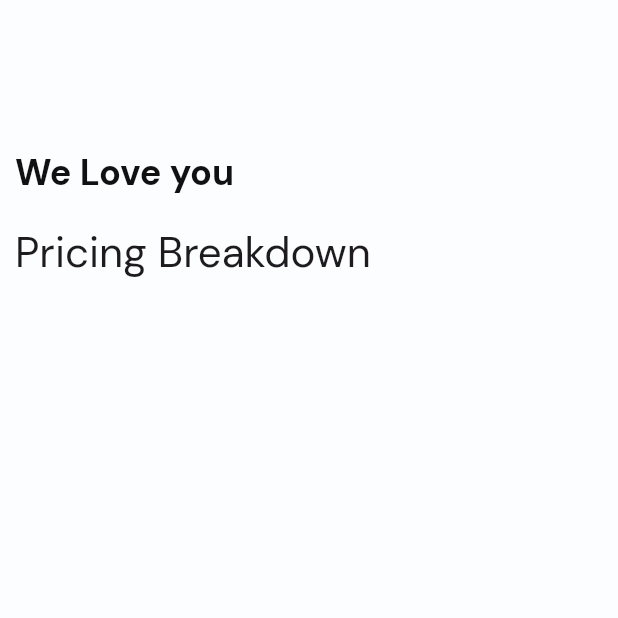
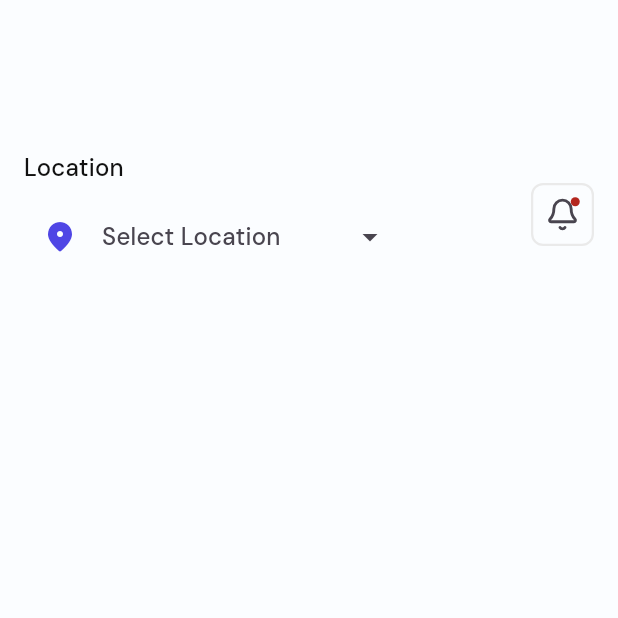
Before and after one commit to Bewizi/homefinder_frontend, a Flutter app: the screen it shows after launch, on a phone screen of 412 x 824 dp, the top half of it. Run offline on Flutter 3.47's test engine with Material 3 defaults, Android fonts, the phone set to English and light mode, and no system bars; our stand-ins replace go_router, google_fonts, lucide_icons_flutter.

Commit message:
feat: Enhance HomePage UI with location dropdown and notification icon
This commit updates the `HomePage` widget with several UI enhancements:

- **Layout Adjustments:**
    - Horizontal padding is increased from 10 to 16.
    - The existing `TextHeading` and "Pricing Breakdown" `Text` widgets have been removed.

- **Location Dropdown:**
    - A `TextMedium` widget displaying "Location" is added.
    - A `CustomDropDownMenu` widget is introduced, allowing users to select a location.
    - These are placed within a `Column` for vertical alignment.

- **Notification Icon:**
    - A notification icon (`LucideIcons.bell`) is added.
    - The icon is wrapped in an `IconButton` within a `Container`.
    - The `Container` has a border styled with `AppColors.borderColor` and a border radius of 8.
    - A `Badge` widget is included with the icon, currently with a `null` label.

- **Row Layout:**
    - The location dropdown section and the notification icon are arranged horizontally using a `Row` with `MainAxisAlignment.spaceBetween`.

- **Imports:**
    - `frontend/app/ui/pages/homepage/widget/custom_dropDownMenu.dart` is imported.
    - `frontend/app/ui/themes/theme.dart` is imported.
    - `lucide_icons_flutter/lucide_icons.dart` is imported.
    - `google_fonts/google_fonts.dart` import is removed.

```diff
--- a/lib/app/ui/pages/homepage/home.dart
+++ b/lib/app/ui/pages/homepage/home.dart
@@ -1,6 +1,8 @@
 import 'package:flutter/material.dart';
+import 'package:frontend/app/ui/pages/homepage/widget/custom_dropDownMenu.dart';
+import 'package:frontend/app/ui/themes/theme.dart';
 import 'package:frontend/app/ui/widgets/styled_text.dart';
-import 'package:google_fonts/google_fonts.dart';
+import 'package:lucide_icons_flutter/lucide_icons.dart';
 
 class HomePage extends StatefulWidget {
   const HomePage({super.key});
@@ -14,18 +16,45 @@ class _HomePageState extends State<HomePage> {
   Widget build(BuildContext context) {
     return Scaffold(
       body: Padding(
-        padding: EdgeInsets.symmetric(vertical: 100, horizontal: 10),
+        padding: EdgeInsets.symmetric(vertical: 100, horizontal: 16),
         child: Column(
           crossAxisAlignment: CrossAxisAlignment.start,
           children: [
-            TextHeading('We Love you'),
-            SizedBox(height: 20),
+            Row(
+              mainAxisAlignment: MainAxisAlignment.spaceBetween,
+              children: [
+                Column(
+                  crossAxisAlignment: CrossAxisAlignment.start,
+                  children: [
+                    TextMedium('Location'),
 
-            Text(
-              'Pricing Breakdown',
-              style: GoogleFonts.dmSans(
-                textStyle: Theme.of(context).textTheme.headlineMedium,
-              ),
+                    const SizedBox(height: 6),
+
+                    // Dropdown Menu for user to select location or places
+                    CustomDropDownMenu(),
+                  ],
+                ),
+
+                // notification icon
+                Container(
+                  width: 42,
+                  height: 42,
+                  decoration: BoxDecoration(
+                    border: Border.all(
+                      color: AppColors.borderColor,
+                      width: 1.5,
+                    ),
+                    borderRadius: BorderRadius.circular(8),
+                  ),
+                  child: IconButton(
+                    onPressed: () {},
+                    icon: Badge(
+                      label: null,
+                      child: const Icon(LucideIcons.bell),
+                    ),
+                  ),
+                ),
+              ],
             ),
           ],
         ),
```
